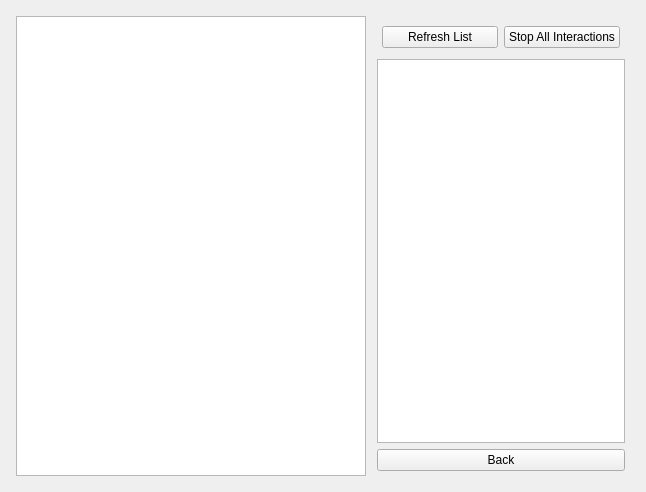
The window that rocon_remocon/ui/interactions_list.ui (robotics-in-concert/rocon_qt_gui) describes before a commit, drawn with Qt 5.
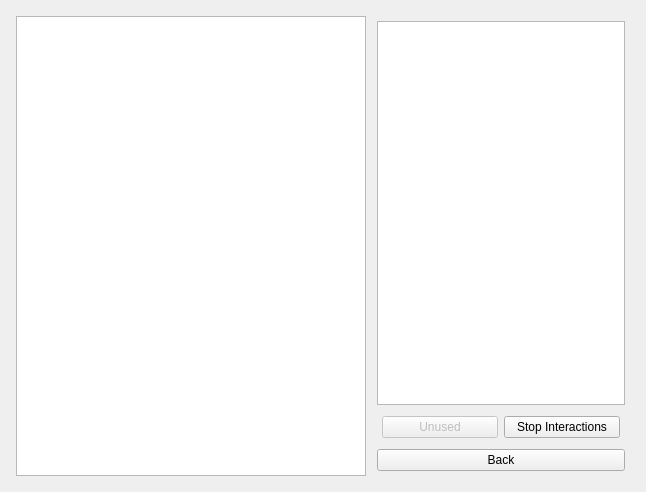
The same window after the commit.

Commit message: unused refresh button now marked as unused.

The edit to the form file:
```diff
--- a/rocon_remocon/ui/interactions_list.ui
+++ b/rocon_remocon/ui/interactions_list.ui
@@ -55,30 +55,36 @@
        <property name="margin">
         <number>5</number>
        </property>
+       <item>
+        <widget class="QPlainTextEdit" name="app_info"/>
+       </item>
        <item>
         <layout class="QGridLayout" name="gridLayout">
          <property name="margin">
           <number>5</number>
          </property>
-         <item row="0" column="0">
-          <widget class="QPushButton" name="refresh_btn">
-           <property name="text">
-            <string>Refresh List</string>
-           </property>
-          </widget>
-         </item>
          <item row="0" column="1">
           <widget class="QPushButton" name="stop_interactions_button">
            <property name="text">
-            <string>Stop All Interactions</string>
+            <string>Stop Interactions</string>
+           </property>
+          </widget>
+         </item>
+         <item row="0" column="0">
+          <widget class="QPushButton" name="refresh_btn">
+           <property name="enabled">
+            <bool>false</bool>
+           </property>
+           <property name="text">
+            <string>Unused</string>
+           </property>
+           <property name="checkable">
+            <bool>false</bool>
            </property>
           </widget>
          </item>
         </layout>
        </item>
-       <item>
-        <widget class="QPlainTextEdit" name="app_info"/>
-       </item>
        <item>
         <widget class="QPushButton" name="back_btn">
          <property name="text">
```
The commit also changes 2 other files.
